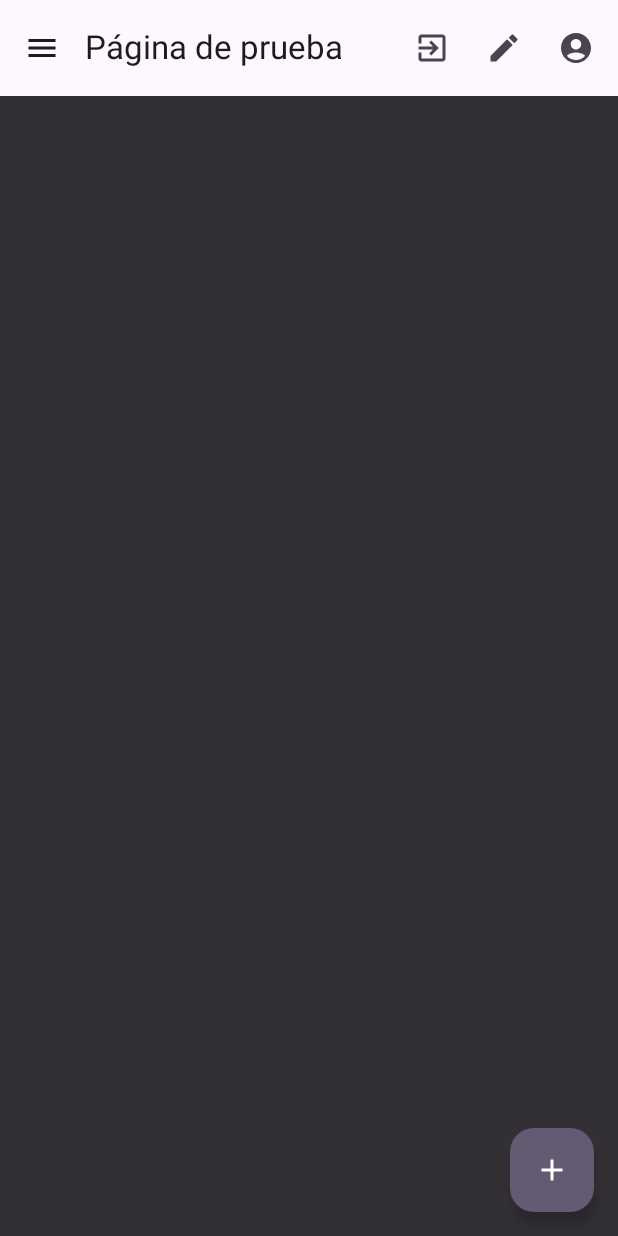
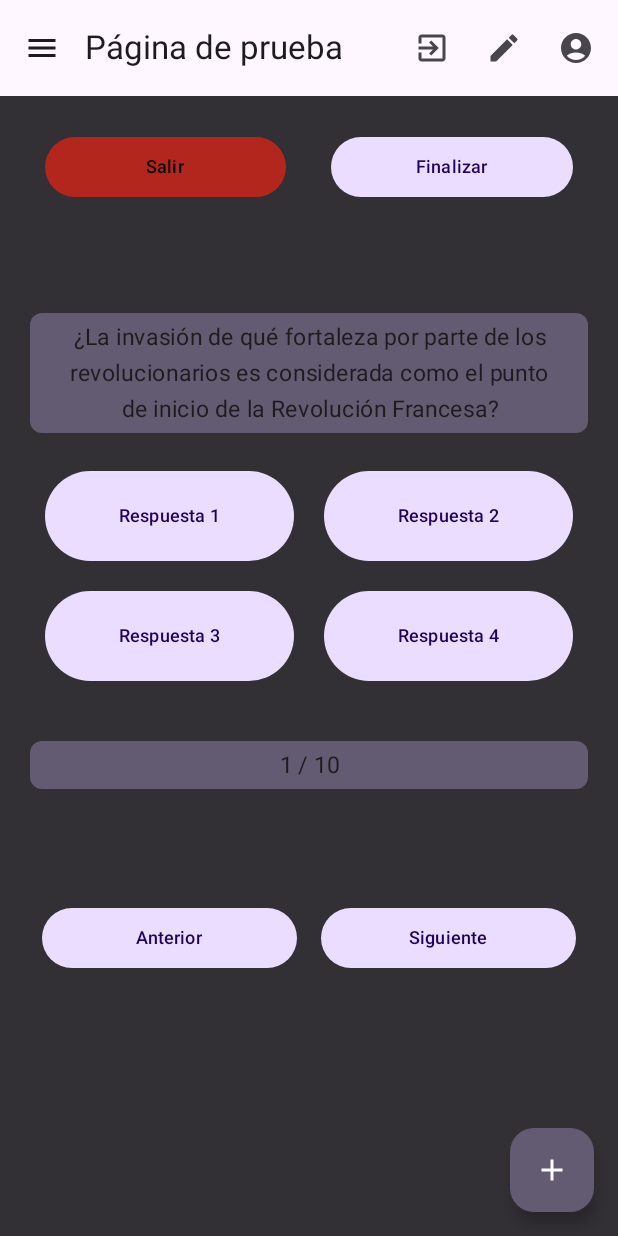
Before and after one commit to alexcomesanagz/ProyectoMovil-Trivial, an Android app built with Jetpack Compose: the screen it shows after launch (MainActivity), on a phone screen of 412 x 824 dp. Run offline under Robolectric (Android 15) with nearby library versions, the phone set to English and light mode, and no system bars.

Commit message:
anñadida lista de acciones para los botones en los botones horizontales, y añadidos mensajes de log para la mayoria de interactivos

```diff
--- a/TriviaApp/app/src/main/java/com/example/triviaapp/MainActivity.kt
+++ b/TriviaApp/app/src/main/java/com/example/triviaapp/MainActivity.kt
@@ -31,8 +31,6 @@ import com.example.compose.TriviaAppTheme
 import com.example.triviaapp.componentes.ComponenteFAB
 import com.example.triviaapp.componentes.Tarjeta
 import com.example.triviaapp.componentes.ComponenteTopBar
-import com.example.triviaapp.paginas.PaginaAjustesTrivia
-import com.example.triviaapp.paginas.PaginaElegirRespuestas
 import com.example.triviaapp.paginas.PaginaFinTrivia
 import com.example.triviaapp.paginas.PaginaLista
 import com.example.triviaapp.paginas.PaginaLogin
@@ -72,7 +70,7 @@ class MainActivity : ComponentActivity() {
         setContent {
 
             val snackbarHostState = remember { SnackbarHostState() }
-            val scopeSnackbar = rememberCoroutineScope()
+            val scope = rememberCoroutineScope()
             val drawerState = rememberDrawerState(DrawerValue.Closed)
             val scopeDrawer = rememberCoroutineScope()
 
@@ -88,6 +86,7 @@ class MainActivity : ComponentActivity() {
                                     .fillMaxWidth()
                                     .clickable {
                                         // Handle click
+                                        Log.e("Testing","Inicio cliqueado")
                                         scopeDrawer.launch { drawerState.close() }
                                     }
                                     .padding(16.dp)
@@ -98,6 +97,7 @@ class MainActivity : ComponentActivity() {
                                     .fillMaxWidth()
                                     .clickable {
                                         // Handle click
+                                        Log.e("Testing","categorias cliqueado")
                                         scopeDrawer.launch { drawerState.close() }
                                     }
                                     .padding(16.dp)
@@ -107,10 +107,14 @@ class MainActivity : ComponentActivity() {
                 ) {
                         Scaffold(
                             modifier = Modifier.fillMaxSize(),
-                            topBar = { ComponenteTopBar(title = "Página de prueba") },
+                            topBar = {ComponenteTopBar(title = "Página de prueba",
+                                accioMenu = {
+                                    scope.launch {
+                                        drawerState.open()
+                                    }}) },
                             floatingActionButton = {
                                 ComponenteFAB {
-                                    scopeSnackbar.launch {
+                                    scope.launch {
                                         snackbarHostState.showSnackbar(message = "Perfil")
                                     }
                                 }
@@ -129,7 +133,7 @@ class MainActivity : ComponentActivity() {
 //                            PaginaLogin()
 //                            PaginaPerfil()
 //                            PaginaPrincipal()
-//                            PaginaResponderPreguntas()
+                            PaginaResponderPreguntas()
                             }
                         }
                 }
@@ -182,7 +186,7 @@ class MainActivity : ComponentActivity() {
                 Scaffold(
                     modifier = Modifier.fillMaxSize(),
                     topBar = { ComponenteTopBar(title = "Página de prueba",
-                        onMenuClick = {
+                        accioMenu = {
                             scope.launch {
                         drawerState.open()
                     }}) },
--- a/TriviaApp/app/src/main/java/com/example/triviaapp/componentes/CompoeneteDobleBoton.kt
+++ b/TriviaApp/app/src/main/java/com/example/triviaapp/componentes/CompoeneteDobleBoton.kt
@@ -53,7 +53,7 @@ fun BotonesAceptarDenegarLinea(datosBotones: DatosBotonDoble) {
                 msj = datosBotones.msjBot1,
                 modifier = Modifier.fillMaxWidth(),
                 tamañoTexto = datosBotones.tamañoTexto,
-                accion = datosBotones.accionBoton2
+                accion = datosBotones.accionBoton1
             )
         }
         Box(modifier = Modifier.weight(1f)) {
@@ -130,7 +130,7 @@ fun BotonesDobleAceptarColumna(datosBotones: DatosBotonDoble) {
         AceptartBoton(msj = datosBotones.msjBot2,
             modifier = datosBotones.modifierBotones,
             tamañoTexto = datosBotones.tamañoTexto,
-            accion = datosBotones.accionBoton1)
+            accion = datosBotones.accionBoton2)
     }
 }
 
--- a/TriviaApp/app/src/main/java/com/example/triviaapp/componentes/ComponenteTarjetaHorizontal.kt
+++ b/TriviaApp/app/src/main/java/com/example/triviaapp/componentes/ComponenteTarjetaHorizontal.kt
@@ -1,5 +1,6 @@
 package com.example.triviaapp.componentes
 
+import android.util.Log
 import androidx.compose.foundation.background
 import androidx.compose.foundation.clickable
 import androidx.compose.foundation.layout.Row
@@ -24,7 +25,7 @@ import com.example.triviaapp.R
 data class Tarjeta(
     val imagen: Int,
     val titulo: String,
-    val accion: () -> Unit = {}
+    val accion: () -> Unit = { Log.e("Testeo","tarjeta cliqueada")}
 )
 
 /**
--- a/TriviaApp/app/src/main/java/com/example/triviaapp/componentes/ComponenteTopBar.kt
+++ b/TriviaApp/app/src/main/java/com/example/triviaapp/componentes/ComponenteTopBar.kt
@@ -18,33 +18,35 @@ import androidx.compose.ui.tooling.preview.Preview
 /**
  * Barra de navegacion de los escafolds
  * @param title texto que estara en el centro
- * @param onMenuClick acccion del menu al hacer click
- * @param onSearchClick acccion del la barra de busqueda al hacer click
- * @param onMoreClick acccion del perfil al hacer click
+ * @param accioMenu acccion del menu al hacer click
+ * @param accionLogin hacion que se hara al hacer click en el icono de login
+ * @param accionCamara acccion del la barra de busqueda al hacer click
+ * @param accionPerfil acccion del perfil al hacer click
  */
 @OptIn(ExperimentalMaterial3Api::class)
 @Composable
 fun ComponenteTopBar(
     title: String,
-    onMenuClick: () -> Unit={},
-    onSearchClick: () -> Unit={ Log.e("Testeo","camara cliqueada")},
-    onMoreClick: () -> Unit={Log.e("Testeo","perfil cliqueada")}
+    accioMenu: () -> Unit={},
+    accionLogin:()->Unit={ Log.e("Testeo","inicio sesion cliqueada")},
+    accionCamara: () -> Unit={ Log.e("Testeo","camara cliqueada")},
+    accionPerfil: () -> Unit={Log.e("Testeo","perfil cliqueada")}
 ) {
     TopAppBar(
         title = { Text(text = title, textAlign = TextAlign.Center) },
         navigationIcon = {
-            IconButton(onClick = onMenuClick) {
+            IconButton(onClick = accioMenu) {
                 Icon(Icons.Default.Menu, contentDescription = "Menu")
             }
         },
         actions = {
-            IconButton(onClick = onSearchClick) {
+            IconButton(onClick = accionLogin) {
                 Icon(Icons.Default.ExitToApp, contentDescription = "Search")
             }
-            IconButton(onClick = onSearchClick) {
+            IconButton(onClick = accionCamara) {
                 Icon(Icons.Default.Create, contentDescription = "Search")
             }
-            IconButton(onClick = onMoreClick) {
+            IconButton(onClick = accionPerfil) {
                 Icon(Icons.Default.AccountCircle, contentDescription = "More")
             }
         }
--- a/TriviaApp/app/src/main/java/com/example/triviaapp/paginas/PaginaLogin.kt
+++ b/TriviaApp/app/src/main/java/com/example/triviaapp/paginas/PaginaLogin.kt
@@ -1,5 +1,6 @@
 package com.example.triviaapp.paginas
 
+import android.util.Log
 import androidx.compose.foundation.background
 import androidx.compose.foundation.layout.Arrangement
 import androidx.compose.foundation.layout.Box
@@ -64,7 +65,10 @@ fun PaginaLogin() {
             Column(
                 verticalArrangement = Arrangement.spacedBy(space = 35.dp),
             ) {
-                BotonesDobleAceptarColumna(DatosBotonDoble(msjBot1 = "login", msjBot2 = "sign up", modifierBotones = Modifier.fillMaxWidth()))
+                BotonesDobleAceptarColumna(DatosBotonDoble(msjBot1 = "login",
+                    msjBot2 = "sign up", modifierBotones = Modifier.fillMaxWidth(),
+                    accionBoton1 = { Log.e("Testing", "Aceptar boton cliqueado") },
+                    accionBoton2 = { Log.e("Testing", "Aceptar boton cliqueado") }))
             }
             Column(
             ) {
--- a/TriviaApp/app/src/main/java/com/example/triviaapp/paginas/PaginaResponderPreguntas.kt
+++ b/TriviaApp/app/src/main/java/com/example/triviaapp/paginas/PaginaResponderPreguntas.kt
@@ -1,5 +1,6 @@
 package com.example.triviaapp.paginas
 
+import android.util.Log
 import androidx.compose.foundation.layout.Arrangement
 import androidx.compose.foundation.layout.Box
 import androidx.compose.foundation.layout.Column
@@ -61,7 +62,10 @@ fun PaginaResponderPreguntas() {
             verticalArrangement = Arrangement.spacedBy(30.dp)
         ) {
             Column(verticalArrangement = Arrangement.spacedBy(70.dp)) {
-                BotonesAceptarDenegarLinea(datosBotones = DatosBotonDoble(txtSalir, txtFinalizar))
+                BotonesAceptarDenegarLinea(datosBotones = DatosBotonDoble(txtSalir,
+                    txtFinalizar,
+                    accionBoton1 = { Log.e("Testing", "Denegar boton cliqueado") },
+                    accionBoton2 = { Log.e("Testing", "Aceptar boton cliqueado") }))
                 ComponentePreguntaYRespuestas(enunciado, textoBotonesRespuesta)
 
             }
@@ -69,7 +73,10 @@ fun PaginaResponderPreguntas() {
                 verticalArrangement = Arrangement.spacedBy(70.dp)
             ) {
                 ComponenteTitulo(preguntaActual + " / " + numPreguntas)
-                BotonesDobleAceptarLinea(DatosBotonDoble(txtAnterior, txtSiguiente))
+                BotonesDobleAceptarLinea(DatosBotonDoble(txtAnterior,
+                    txtSiguiente,
+                    accionBoton1 = { Log.e("Testing", "Aceptar boton cliqueado") },
+                    accionBoton2 = { Log.e("Testing", "Aceptar boton cliqueado") }))
             }
         }
     }
```
Also changed, not shown: TriviaApp/app/src/main/java/com/example/triviaapp/componentes/ComponenteBotonesHorizontal.kt (+14 -1 lines), TriviaApp/app/src/main/java/com/example/triviaapp/componentes/ComponenteCajaDatosTrivia.kt (+10 -1 lines), TriviaApp/app/src/main/java/com/example/triviaapp/componentes/ComponenteTituloConBotonesHorizontal.kt (+13 -2 lines), TriviaApp/app/src/main/java/com/example/triviaapp/paginas/PaginaAjustesTrivia.kt (+11 -2 lines), TriviaApp/app/src/main/java/com/example/triviaapp/paginas/PaginaElegirRespuestas.kt (+16 -3 lines).
